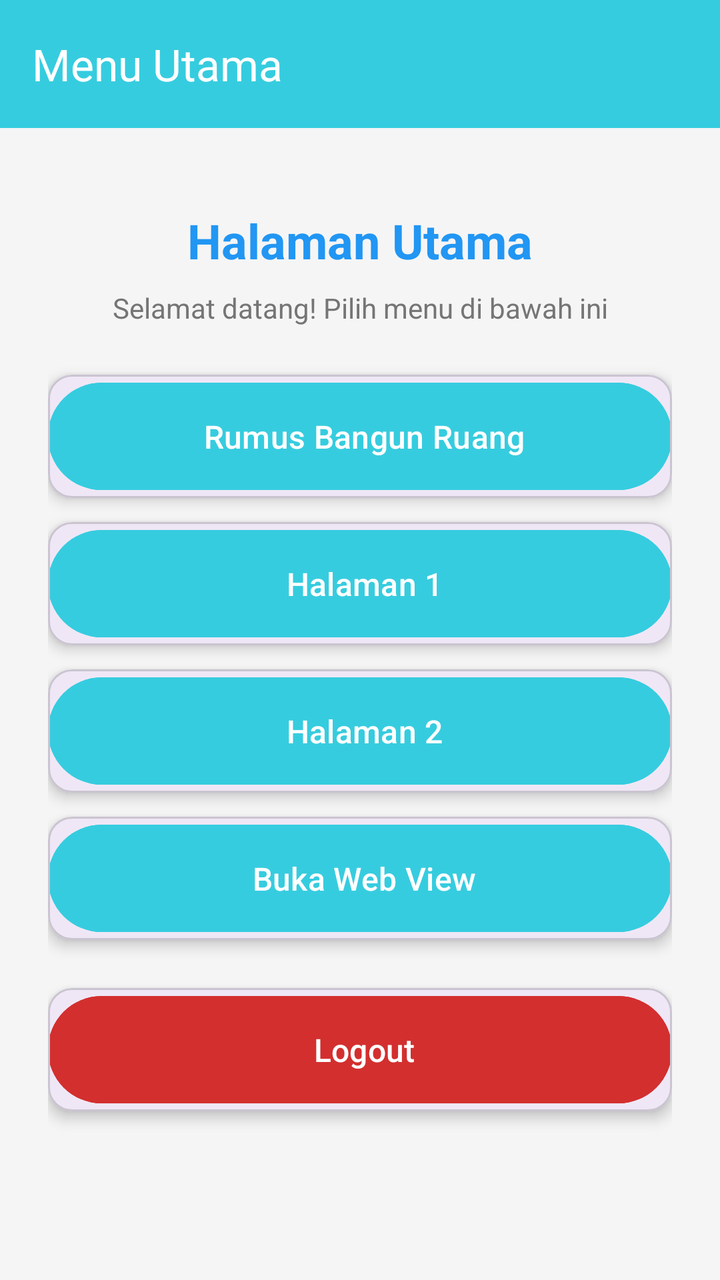
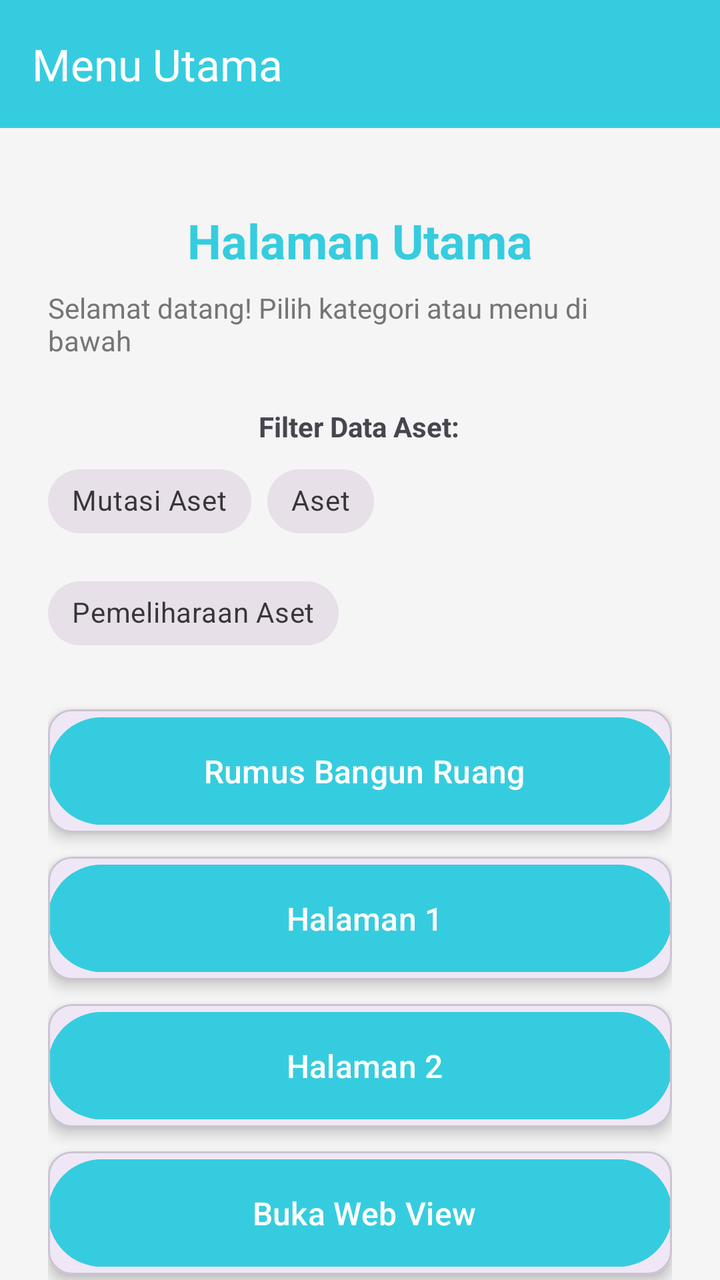

Two renders of the same Android screen: before a commit and after it. Below are the layout's source before the change and the commit's diff.
<!-- AndroidManifest.xml: application theme Theme.Amelcat -->
<!-- res/layout/fragment_home.xml -->
<?xml version="1.0" encoding="utf-8"?>
<androidx.constraintlayout.widget.ConstraintLayout xmlns:android="http://schemas.android.com/apk/res/android"
    xmlns:app="http://schemas.android.com/apk/res-auto"
    xmlns:tools="http://schemas.android.com/tools"
    android:layout_width="match_parent"
    android:layout_height="match_parent"
    android:background="#F5F5F5">

    <com.google.android.material.appbar.MaterialToolbar
        android:id="@+id/toolbar"
        android:layout_width="match_parent"
        android:layout_height="?attr/actionBarSize"
        android:background="@color/accent"
        android:elevation="4dp"
        app:title="Menu Utama"
        app:titleTextColor="@android:color/white"
        app:layout_constraintEnd_toEndOf="parent"
        app:layout_constraintStart_toStartOf="parent"
        app:layout_constraintTop_toTopOf="parent" />

    <androidx.core.widget.NestedScrollView
        android:layout_width="match_parent"
        android:layout_height="0dp"
        app:layout_constraintBottom_toBottomOf="parent"
        app:layout_constraintEnd_toEndOf="parent"
        app:layout_constraintStart_toStartOf="parent"
        app:layout_constraintTop_toBottomOf="@id/toolbar">

        <androidx.constraintlayout.widget.ConstraintLayout
            android:id="@+id/main"
            android:layout_width="match_parent"
            android:layout_height="wrap_content"
            android:padding="24dp">

            <TextView
                android:id="@+id/tvJudul"
                android:layout_width="wrap_content"
                android:layout_height="wrap_content"
                android:layout_marginTop="16dp"
                android:text="Halaman Utama"
                android:textColor="@color/primary"
                android:textSize="24sp"
                android:textStyle="bold"
                app:layout_constraintEnd_toEndOf="parent"
                app:layout_constraintStart_toStartOf="parent"
                app:layout_constraintTop_toTopOf="parent" />

            <TextView
                android:id="@+id/tvDeskripsi"
                android:layout_width="wrap_content"
                android:layout_height="wrap_content"
                android:layout_marginTop="8dp"
                android:text="Selamat datang! Pilih menu di bawah ini"
                android:textColor="@color/text_secondary"
                android:textSize="14sp"
                app:layout_constraintEnd_toEndOf="parent"
                app:layout_constraintStart_toStartOf="parent"
                app:layout_constraintTop_toBottomOf="@id/tvJudul" />

            <com.google.android.material.card.MaterialCardView
                android:id="@+id/cardRumus"
                android:layout_width="0dp"
                android:layout_height="wrap_content"
                android:layout_marginTop="24dp"
                app:cardCornerRadius="12dp"
                app:cardElevation="4dp"
                app:layout_constraintEnd_toEndOf="parent"
                app:layout_constraintStart_toStartOf="parent"
                app:layout_constraintTop_toBottomOf="@id/tvDeskripsi">

                <Button
                    android:id="@+id/btnRumus"
                    style="@style/Widget.Material3.Button"
                    android:layout_width="match_parent"
                    android:layout_height="wrap_content"
                    android:backgroundTint="@color/accent"
                    android:padding="16dp"
                    android:text=" Rumus Bangun Ruang"
                    android:textSize="16sp" />

            </com.google.android.material.card.MaterialCardView>

            <com.google.android.material.card.MaterialCardView
                android:id="@+id/cardCustom1"
                android:layout_width="0dp"
                android:layout_height="wrap_content"
                android:layout_marginTop="12dp"
                app:cardCornerRadius="12dp"
                app:cardElevation="4dp"
                app:layout_constraintEnd_toEndOf="parent"
                app:layout_constraintStart_toStartOf="parent"
                app:layout_constraintTop_toBottomOf="@id/cardRumus">

                <Button
                    android:id="@+id/btnCustom1"
                    style="@style/Widget.Material3.Button"
                    android:layout_width="match_parent"
                    android:layout_height="wrap_content"
                    android:backgroundTint="@color/accent"
                    android:padding="16dp"
                    android:text=" Halaman 1"
                    android:textSize="16sp" />

            </com.google.android.material.card.MaterialCardView>

            <com.google.android.material.card.MaterialCardView
                android:id="@+id/cardCustom2"
                android:layout_width="0dp"
                android:layout_height="wrap_content"
                android:layout_marginTop="12dp"
                app:cardCornerRadius="12dp"
                app:cardElevation="4dp"
                app:layout_constraintEnd_toEndOf="parent"
                app:layout_constraintStart_toStartOf="parent"
                app:layout_constraintTop_toBottomOf="@id/cardCustom1">

                <Button
                    android:id="@+id/btnCustom2"
                    style="@style/Widget.Material3.Button"
                    android:layout_width="match_parent"
                    android:layout_height="wrap_content"
                    android:backgroundTint="@color/accent"
                    android:padding="16dp"
                    android:text=" Halaman 2"
                    android:textSize="16sp" />

            </com.google.android.material.card.MaterialCardView>

            <com.google.android.material.card.MaterialCardView
                android:id="@+id/cardWebView"
                android:layout_width="0dp"
                android:layout_height="wrap_content"
                android:layout_marginTop="12dp"
                app:cardCornerRadius="12dp"
                app:cardElevation="4dp"
                app:layout_constraintEnd_toEndOf="parent"
                app:layout_constraintStart_toStartOf="parent"
                app:layout_constraintTop_toBottomOf="@id/cardCustom2">

                <Button
                    android:id="@+id/btnWebView"
                    style="@style/Widget.Material3.Button"
                    android:layout_width="match_parent"
                    android:layout_height="wrap_content"
                    android:backgroundTint="@color/accent"
                    android:padding="16dp"
                    android:text=" Buka Web View"
                    android:textSize="16sp" />

            </com.google.android.material.card.MaterialCardView>

            <com.google.android.material.card.MaterialCardView
                android:id="@+id/cardLogout"
                android:layout_width="0dp"
                android:layout_height="wrap_content"
                android:layout_marginTop="24dp"
                android:layout_marginBottom="16dp"
                app:cardCornerRadius="12dp"
                app:cardElevation="4dp"
                app:layout_constraintBottom_toBottomOf="parent"
                app:layout_constraintEnd_toEndOf="parent"
                app:layout_constraintStart_toStartOf="parent"
                app:layout_constraintTop_toBottomOf="@id/cardWebView">

                <Button
                    android:id="@+id/btnLogout"
                    style="@style/Widget.Material3.Button"
                    android:layout_width="match_parent"
                    android:layout_height="wrap_content"
                    android:backgroundTint="@color/error"
                    android:padding="16dp"
                    android:text=" Logout"
                    android:textSize="16sp" />

            </com.google.android.material.card.MaterialCardView>

        </androidx.constraintlayout.widget.ConstraintLayout>
    </androidx.core.widget.NestedScrollView>
</androidx.constraintlayout.widget.ConstraintLayout>
<!-- resources referenced by this layout -->
<resources>
  <color name="accent">#36ccdf</color>
  <color name="error">#D32F2F</color>
  <color name="primary">#2196F3</color>
  <color name="text_secondary">#757575</color>
  <style name="Theme.Amelcat" parent="Base.Theme.Amelcat" />
  <style name="Base.Theme.Amelcat" parent="Theme.Material3.DayNight.NoActionBar">
          
          
      </style>
</resources>

<!-- the commit's change to res/layout/fragment_home.xml (unified diff, before → after) -->
@@ -38,7 +38,7 @@
                 android:layout_height="wrap_content"
                 android:layout_marginTop="16dp"
                 android:text="Halaman Utama"
-                android:textColor="@color/primary"
+                android:textColor="@color/accent"
                 android:textSize="24sp"
                 android:textStyle="bold"
                 app:layout_constraintEnd_toEndOf="parent"
@@ -50,13 +50,58 @@
                 android:layout_width="wrap_content"
                 android:layout_height="wrap_content"
                 android:layout_marginTop="8dp"
-                android:text="Selamat datang! Pilih menu di bawah ini"
-                android:textColor="@color/text_secondary"
+                android:text="Selamat datang! Pilih kategori atau menu di bawah"
+                android:textColor="#757575"
                 android:textSize="14sp"
                 app:layout_constraintEnd_toEndOf="parent"
                 app:layout_constraintStart_toStartOf="parent"
                 app:layout_constraintTop_toBottomOf="@id/tvJudul" />
 
+            <TextView
+                android:id="@+id/tvLabelFilter"
+                android:layout_width="wrap_content"
+                android:layout_height="wrap_content"
+                android:layout_marginTop="24dp"
+                android:text="Filter Data Aset:"
+                android:textStyle="bold"
+                app:layout_constraintEnd_toEndOf="parent"
+                app:layout_constraintHorizontal_bias="0.497"
+                app:layout_constraintStart_toStartOf="parent"
+                app:layout_constraintTop_toBottomOf="@id/tvDeskripsi" />
+
+            <com.google.android.material.chip.ChipGroup
+                android:id="@+id/chipGroupFilter"
+                android:layout_width="match_parent"
+                android:layout_height="wrap_content"
+                android:layout_marginTop="4dp"
+                app:layout_constraintTop_toBottomOf="@id/tvLabelFilter"
+                app:singleSelection="true"
+                tools:layout_editor_absoluteX="137dp">
+
+                <com.google.android.material.chip.Chip
+                    android:id="@+id/chipMutasiAset"
+                    style="@style/Widget.MaterialComponents.Chip.Choice"
+                    android:layout_width="wrap_content"
+                    android:layout_height="wrap_content"
+                    android:text="Mutasi Aset"
+                    app:chipIcon="@drawable/ic_home" />
+
+                <com.google.android.material.chip.Chip
+                    android:id="@+id/chipAset"
+                    style="@style/Widget.MaterialComponents.Chip.Choice"
+                    android:layout_width="wrap_content"
+                    android:layout_height="wrap_content"
+                    android:text="Aset" />
+
+                <com.google.android.material.chip.Chip
+                    android:id="@+id/chipPemeliharaanAset"
+                    style="@style/Widget.MaterialComponents.Chip.Choice"
+                    android:layout_width="wrap_content"
+                    android:layout_height="wrap_content"
+                    android:text="Pemeliharaan Aset" />
+
+            </com.google.android.material.chip.ChipGroup>
+
             <com.google.android.material.card.MaterialCardView
                 android:id="@+id/cardRumus"
                 android:layout_width="0dp"
@@ -66,7 +111,7 @@
                 app:cardElevation="4dp"
                 app:layout_constraintEnd_toEndOf="parent"
                 app:layout_constraintStart_toStartOf="parent"
-                app:layout_constraintTop_toBottomOf="@id/tvDeskripsi">
+                app:layout_constraintTop_toBottomOf="@id/chipGroupFilter">
 
                 <Button
                     android:id="@+id/btnRumus"
@@ -167,7 +212,7 @@
                     style="@style/Widget.Material3.Button"
                     android:layout_width="match_parent"
                     android:layout_height="wrap_content"
-                    android:backgroundTint="@color/error"
+                    android:backgroundTint="#D32F2F"
                     android:padding="16dp"
                     android:text=" Logout"
                     android:textSize="16sp" />
<!-- resource entries referenced after the edit -->
@@ -1,9 +1,12 @@
 <!-- resources referenced by this layout -->
 <resources>
   <color name="accent">#36ccdf</color>
-  <color name="error">#D32F2F</color>
-  <color name="primary">#2196F3</color>
-  <color name="text_secondary">#757575</color>
+  <!-- drawable ic_home (drawable) -->
+  <vector xmlns:android="http://schemas.android.com/apk/res/android" android:height="24dp" android:tint="#000000" android:viewportHeight="960" android:viewportWidth="960" android:width="24dp">
+        
+      <path android:fillColor="@color/accent" android:pathData="M700,760L740,760L740,660L840,660L840,620L740,620L740,520L700,520L700,620L600,620L600,660L700,660L700,760ZM720,840Q637,840 578.5,781.5Q520,723 520,640Q520,557 578.5,498.5Q637,440 720,440Q803,440 861.5,498.5Q920,557 920,640Q920,723 861.5,781.5Q803,840 720,840ZM160,760L160,280L480,40L800,280L800,372Q781,366 761,363Q741,360 720,360L720,320L480,140L240,320L240,680L443,680Q446,701 452,721Q458,741 467,760L160,760ZM480,410L480,410L480,410L480,410L480,410Q480,410 480,410Q480,410 480,410Q480,410 480,410Q480,410 480,410Z"/>
+      
+  </vector>
   <style name="Theme.Amelcat" parent="Base.Theme.Amelcat" />
   <style name="Base.Theme.Amelcat" parent="Theme.Material3.DayNight.NoActionBar">
           
